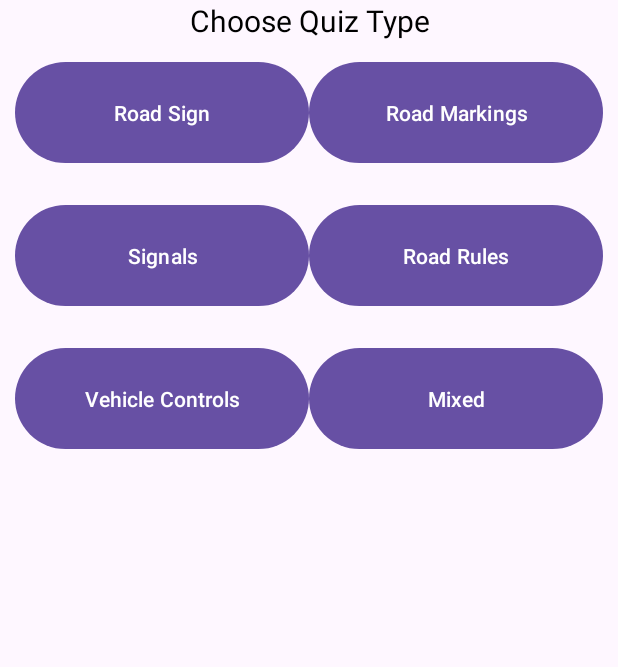
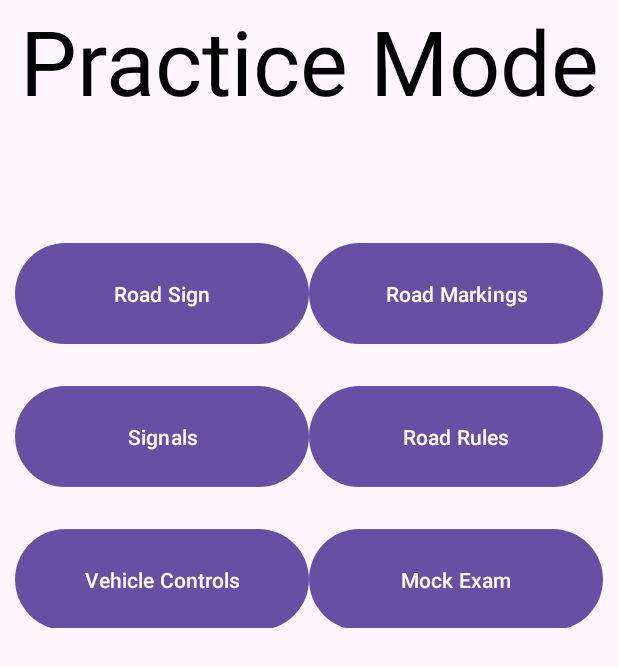
Before and after one commit to IamCosima/TrafficQuiz, an Android app: the quizselector screen opened through its navigation route, on a phone screen of 412 x 824 dp. Shown: the top 667 px of the screen. Run offline under Robolectric (Android 15) with nearby library versions, the phone set to English and light mode, and no system bars; our stand-ins replace data binding.

```diff
--- a/app/src/main/java/com/example/trafficquiz/quiz/game/quizselector.kt
+++ b/app/src/main/java/com/example/trafficquiz/quiz/game/quizselector.kt
@@ -5,15 +5,53 @@ import androidx.fragment.app.Fragment
 import android.view.LayoutInflater
 import android.view.View
 import android.view.ViewGroup
+import android.widget.Button
+import androidx.databinding.DataBindingUtil
+import androidx.navigation.findNavController
 import com.example.trafficquiz.R
+import com.example.trafficquiz.databinding.FragmentQuizselectorBinding
 
 class quizselector : Fragment() {
+    lateinit var binding: FragmentQuizselectorBinding
+    lateinit var btn_RoadSign : Button
+    lateinit var btn_RoadMarkings : Button
+    lateinit var btn_Signals : Button
+    lateinit var btn_RoadRules : Button
+    lateinit var btn_VehicleControls : Button
+    lateinit var btn_Mock : Button
     override fun onCreateView(
         inflater: LayoutInflater, container: ViewGroup?,
         savedInstanceState: Bundle?
     ): View? {
         // Inflate the layout for this fragment
-        return inflater.inflate(R.layout.fragment_quizselector, container, false)
+
+        binding = DataBindingUtil.inflate(inflater,R.layout.fragment_quizselector,container,false)
+
+        binding.btnRoadSign.setOnClickListener{view:View ->
+            view.findNavController().navigate(R.id.action_quizselector_to_quizfragment)
+        }
+
+        binding.btnRoadMarkings.setOnClickListener{view:View ->
+            view.findNavController().navigate(R.id.action_quizselector_to_quizfragment)
+        }
+
+        binding.btnSignals.setOnClickListener{view:View ->
+            view.findNavController().navigate(R.id.action_quizselector_to_quizfragment)
+        }
+
+        binding.btnRoadRules.setOnClickListener{view:View ->
+            view.findNavController().navigate(R.id.action_quizselector_to_quizfragment)
+        }
+
+        binding.btnVechicleControls.setOnClickListener{view:View ->
+            view.findNavController().navigate(R.id.action_quizselector_to_quizfragment)
+        }
+
+        binding.btnMock.setOnClickListener{view:View ->
+            view.findNavController().navigate(R.id.action_quizselector_to_quizfragment)
+        }
+
+        return binding.root
     }
 
 }
--- a/app/src/main/res/layout/fragment_quizselector.xml
+++ b/app/src/main/res/layout/fragment_quizselector.xml
@@ -8,14 +8,22 @@
         android:layout_height="match_parent"
         android:orientation="vertical">
 
-        <TextView
-            android:id="@+id/text_view_question"
+        <LinearLayout
             android:layout_width="match_parent"
-            android:layout_height="wrap_content"
-            android:gravity="center|top"
-            android:text="Choose Quiz Type"
-            android:textColor="@color/black"
-            android:textSize="20sp" />
+            android:layout_height="148dp"
+            android:orientation="horizontal">
+
+            <TextView
+                android:id="@+id/text_view_question"
+                android:layout_width="match_parent"
+                android:layout_height="125dp"
+                android:layout_weight="1"
+                android:gravity="center|top"
+                android:text="Practice Mode"
+                android:textColor="@color/black"
+                android:textSize="60sp" />
+
+        </LinearLayout>
 
         <LinearLayout
             android:layout_width="match_parent"
@@ -62,7 +70,7 @@
 
         <LinearLayout
             android:layout_width="match_parent"
-            android:layout_height="94dp"
+            android:layout_height="90dp"
             android:orientation="horizontal"
             android:padding="10dp">
 
@@ -74,11 +82,11 @@
                 android:text="Vehicle Controls" />
 
             <Button
-                android:id="@+id/btn_mixed"
+                android:id="@+id/btn_mock"
                 android:layout_width="125dp"
                 android:layout_height="75dp"
                 android:layout_weight="1"
-                android:text="Mixed" />
+                android:text="Mock Exam" />
 
 
         </LinearLayout>
--- a/gradle/libs.versions.toml
+++ b/gradle/libs.versions.toml
@@ -1,5 +1,5 @@
 [versions]
-agp = "8.4.0"
+agp = "8.5.0"
 kotlin = "1.9.0"
 coreKtx = "1.10.1"
 junit = "4.13.2"
```
Also changed, not shown: app/src/main/java/com/example/trafficquiz/quiz/game/QuizDB.kt (added, +264 -0 lines), app/src/main/java/com/example/trafficquiz/quiz/game/model/dbmodel.kt (added, +14 -0 lines), gradle/wrapper/gradle-wrapper.properties.
